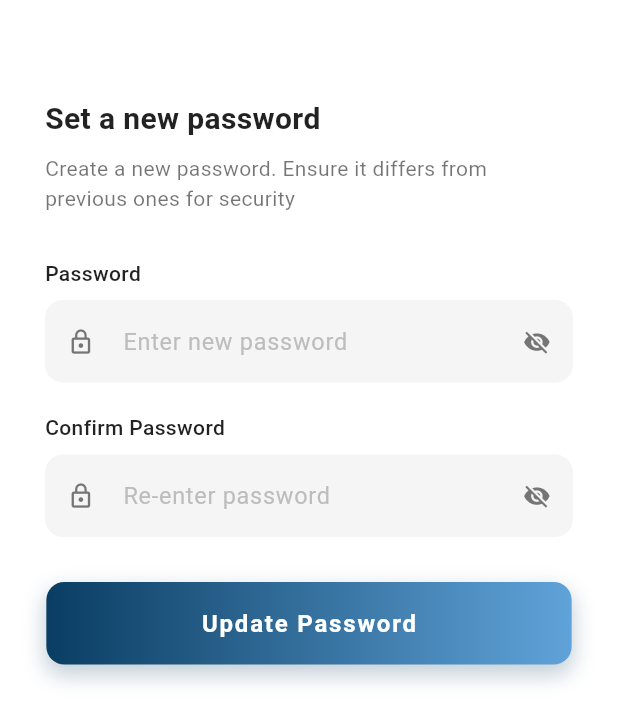
After one commit to mohamedsaied552/forsaty_app, a Flutter app: the ResetPasswordScreen screen opened directly, on a phone screen of 412 x 824 dp. The commit adds this screen. Shown: the top 723 px of the screen. Run offline on Flutter 3.47's test engine with Material 3 defaults, Android fonts, the phone set to English and light mode, and no system bars; project files that could hold a hidden picture were left out.

Commit message:
feat: implement Reset Password screen and navigation from OTP verification

```diff
--- a/lib/pages/otp_verification.dart
+++ b/lib/pages/otp_verification.dart
@@ -1,5 +1,6 @@
 import 'package:flutter/material.dart';
 import 'package:flutter/gestures.dart';
+import 'package:forsaty/pages/reset_password.dart';
 
 class OtpVerificationScreen extends StatefulWidget {
   final String email;
@@ -42,6 +43,12 @@ class _OtpVerificationScreenState extends State<OtpVerificationScreen> {
         ),
       );
     } else {
+      Navigator.pushReplacement(
+        context,
+        MaterialPageRoute(
+          builder: (context) => const ResetPasswordScreen(),
+        ),
+      );
       // TODO: Implement OTP verification logic
       ScaffoldMessenger.of(context).showSnackBar(
         SnackBar(
@@ -222,6 +229,7 @@ class _OtpVerificationScreenState extends State<OtpVerificationScreen> {
         ),
         onChanged: (value) {
           if (value.isNotEmpty && index < 4) {
+
             // Move to next field
             _focusNodes[index + 1].requestFocus();
           } else if (value.isEmpty && index > 0) {
--- /dev/null
+++ b/lib/pages/reset_password.dart
@@ -0,0 +1,279 @@
+import 'package:flutter/material.dart';
+
+class ResetPasswordScreen extends StatefulWidget {
+  const ResetPasswordScreen({super.key});
+
+  @override
+  State<ResetPasswordScreen> createState() => _ResetPasswordScreenState();
+}
+
+class _ResetPasswordScreenState extends State<ResetPasswordScreen> {
+  final _passwordController = TextEditingController();
+  final _confirmPasswordController = TextEditingController();
+  bool _obscurePassword = true;
+  bool _obscureConfirmPassword = true;
+
+  @override
+  void dispose() {
+    _passwordController.dispose();
+    _confirmPasswordController.dispose();
+    super.dispose();
+  }
+
+  void _updatePassword() {
+    if (_passwordController.text.isEmpty ||
+        _confirmPasswordController.text.isEmpty) {
+      ScaffoldMessenger.of(context).showSnackBar(
+        const SnackBar(
+          content: Text('Please fill in all fields'),
+          backgroundColor: Colors.redAccent,
+        ),
+      );
+      return;
+    }
+
+    if (_passwordController.text != _confirmPasswordController.text) {
+      ScaffoldMessenger.of(context).showSnackBar(
+        const SnackBar(
+          content: Text('Passwords do not match'),
+          backgroundColor: Colors.redAccent,
+        ),
+      );
+      return;
+    }
+
+    // TODO: Implement password update logic
+    ScaffoldMessenger.of(context).showSnackBar(
+      const SnackBar(
+        content: Text('Password updated successfully'),
+        backgroundColor: Colors.green,
+      ),
+    );
+  }
+
+  @override
+  Widget build(BuildContext context) {
+    final screenWidth = MediaQuery.of(context).size.width;
+    final screenHeight = MediaQuery.of(context).size.height;
+    final isTablet = screenWidth > 600;
+
+    return Scaffold(
+      backgroundColor: const Color(0xFFFFFFFF),
+      body: SafeArea(
+        child: SingleChildScrollView(
+          physics: const ClampingScrollPhysics(),
+          child: Padding(
+            padding: EdgeInsets.symmetric(horizontal: 30, vertical: 15),
+            child: Column(
+              mainAxisAlignment: MainAxisAlignment.center,
+              crossAxisAlignment: CrossAxisAlignment.start,
+              children: [
+                const SizedBox(height: 50),
+
+                // Title
+                Text(
+                  'Set a new password',
+                  style: TextStyle(
+                    fontSize: isTablet
+                        ? 20
+                        : (screenWidth * 0.05).clamp(18, 20).toDouble(),
+                    fontWeight: FontWeight.bold,
+                    color: Colors.black87,
+                  ),
+                  textAlign: TextAlign.left,
+                ),
+
+                const SizedBox(height: 8),
+
+                // Subtitle
+                SizedBox(
+                  width: screenWidth * 0.85,
+                  child: Text(
+                    'Create a new password. Ensure it differs from previous ones for security',
+                    style: TextStyle(
+                      fontSize: isTablet
+                          ? 14
+                          : (screenWidth * 0.035).clamp(12, 14).toDouble(),
+                      color: Colors.black54,
+                    ),
+                    textAlign: TextAlign.left,
+                  ),
+                ),
+
+                const SizedBox(height: 30),
+
+                // Password field
+                _buildPasswordField(
+                  label: 'Password',
+                  controller: _passwordController,
+                  hintText: 'Enter new password',
+                  obscureText: _obscurePassword,
+                  onToggleVisibility: () {
+                    setState(() {
+                      _obscurePassword = !_obscurePassword;
+                    });
+                  },
+                  screenWidth: screenWidth,
+                  isTablet: isTablet,
+                ),
+
+                const SizedBox(height: 20),
+
+                // Confirm Password field
+                _buildPasswordField(
+                  label: 'Confirm Password',
+                  controller: _confirmPasswordController,
+                  hintText: 'Re-enter password',
+                  obscureText: _obscureConfirmPassword,
+                  onToggleVisibility: () {
+                    setState(() {
+                      _obscureConfirmPassword = !_obscureConfirmPassword;
+                    });
+                  },
+                  screenWidth: screenWidth,
+                  isTablet: isTablet,
+                ),
+
+                const SizedBox(height: 30),
+
+                // Update Password button
+                Center(
+                  child: _buildGradientButton(
+                    text: 'Update Password',
+                    onPressed: _updatePassword,
+                    screenWidth: screenWidth,
+                    isTablet: isTablet,
+                  ),
+                ),
+              ],
+            ),
+          ),
+        ),
+      ),
+    );
+  }
+
+  Widget _buildPasswordField({
+    required String label,
+    required TextEditingController controller,
+    required String hintText,
+    required bool obscureText,
+    required VoidCallback onToggleVisibility,
+    required double screenWidth,
+    required bool isTablet,
+  }) {
+    return Column(
+      crossAxisAlignment: CrossAxisAlignment.start,
+      children: [
+        // Label
+        Text(
+          label,
+          style: TextStyle(
+            fontSize: isTablet
+                ? 14
+                : (screenWidth * 0.035).clamp(12, 14).toDouble(),
+            color: Colors.black87,
+            fontWeight: FontWeight.w500,
+          ),
+        ),
+
+        const SizedBox(height: 8),
+
+        // TextField
+        Container(
+          height: 55,
+          decoration: BoxDecoration(
+            color: const Color(0xFFF5F5F5),
+            borderRadius: BorderRadius.circular(12),
+          ),
+          child: TextField(
+            controller: controller,
+            obscureText: obscureText,
+            style: TextStyle(
+              fontSize: isTablet
+                  ? 16
+                  : (screenWidth * 0.038).clamp(13, 16).toDouble(),
+            ),
+            decoration: InputDecoration(
+              hintText: hintText,
+              hintStyle: TextStyle(
+                color: Colors.grey[400],
+                fontSize: isTablet
+                    ? 16
+                    : (screenWidth * 0.038).clamp(13, 16).toDouble(),
+              ),
+              prefixIcon: Icon(
+                Icons.lock_outline,
+                color: Colors.grey[600],
+                size: isTablet
+                    ? 22
+                    : (screenWidth * 0.045).clamp(18, 22).toDouble(),
+              ),
+              suffixIcon: IconButton(
+                icon: Icon(
+                  obscureText ? Icons.visibility_off : Icons.visibility,
+                  color: Colors.grey[600],
+                  size: isTablet
+                      ? 22
+                      : (screenWidth * 0.045).clamp(18, 22).toDouble(),
+                ),
+                onPressed: onToggleVisibility,
+              ),
+              border: InputBorder.none,
+              contentPadding: const EdgeInsets.symmetric(
+                horizontal: 16,
+                vertical: 16,
+              ),
+            ),
+          ),
+        ),
+      ],
+    );
+  }
+
+  Widget _buildGradientButton({
+    required String text,
+    required VoidCallback onPressed,
+    required double screenWidth,
+    required bool isTablet,
+  }) {
+    return Container(
+      width: screenWidth * 0.85,
+      height: 55,
+      decoration: BoxDecoration(
+        gradient: const LinearGradient(
+          colors: [Color(0xFF0A3D62), Color(0xFF60A3D9)],
+          begin: Alignment.centerLeft,
+          end: Alignment.centerRight,
+        ),
+        borderRadius: BorderRadius.circular(12),
+        boxShadow: [
+          BoxShadow(
+            color: const Color(0xFF0A3D62).withValues(alpha: 0.25),
+            blurRadius: 12,
+            offset: const Offset(0, 6),
+            spreadRadius: 1,
+          ),
+        ],
+      ),
+      child: Material(
+        color: Colors.transparent,
+        child: InkWell(
+          onTap: onPressed,
+          borderRadius: BorderRadius.circular(12),
+          child: Center(
+            child: Text(
+              text,
+              style: TextStyle(
+                color: Colors.white,
+                fontSize: 16,
+                fontWeight: FontWeight.bold,
+                letterSpacing: 1.2,
+              ),
+            ),
+          ),
+        ),
+      ),
+    );
+  }
+}
```
